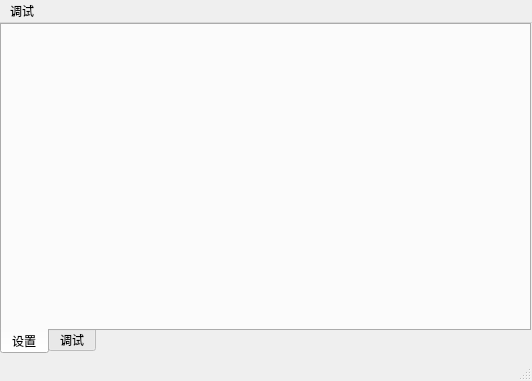
First picture: the form in ui/windows/settingwindow.ui, repository reitovo/vlink-client, before the edit.
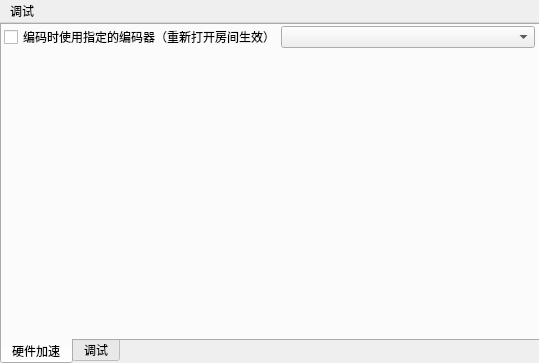
Second picture: the form after the edit. The open tabs and pages were chosen to show the change.

Diff of the .ui file:
```diff
--- a/ui/windows/settingwindow.ui
+++ b/ui/windows/settingwindow.ui
@@ -6,8 +6,8 @@
    <rect>
     <x>0</x>
     <y>0</y>
-    <width>532</width>
-    <height>381</height>
+    <width>539</width>
+    <height>363</height>
    </rect>
   </property>
   <property name="windowTitle">
@@ -19,8 +19,8 @@
      <rect>
       <x>0</x>
       <y>0</y>
-      <width>531</width>
-      <height>331</height>
+      <width>541</width>
+      <height>341</height>
      </rect>
     </property>
     <property name="tabPosition">
@@ -37,8 +37,50 @@
     </property>
     <widget class="QWidget" name="tab">
      <attribute name="title">
-      <string>设置</string>
+      <string>硬件加速</string>
      </attribute>
+     <widget class="QWidget" name="verticalLayoutWidget">
+      <property name="geometry">
+       <rect>
+        <x>2</x>
+        <y>0</y>
+        <width>531</width>
+        <height>311</height>
+       </rect>
+      </property>
+      <layout class="QVBoxLayout" name="verticalLayout">
+       <property name="spacing">
+        <number>0</number>
+       </property>
+       <item>
+        <layout class="QHBoxLayout" name="horizontalLayout">
+         <item>
+          <widget class="QCheckBox" name="shouldForceEncoder">
+           <property name="text">
+            <string>编码时使用指定的编码器（重新打开房间生效）</string>
+           </property>
+          </widget>
+         </item>
+         <item>
+          <widget class="QComboBox" name="encoders"/>
+         </item>
+        </layout>
+       </item>
+       <item>
+        <spacer name="verticalSpacer">
+         <property name="orientation">
+          <enum>Qt::Vertical</enum>
+         </property>
+         <property name="sizeHint" stdset="0">
+          <size>
+           <width>20</width>
+           <height>40</height>
+          </size>
+         </property>
+        </spacer>
+       </item>
+      </layout>
+     </widget>
     </widget>
     <widget class="QWidget" name="widget">
      <attribute name="title">
@@ -63,7 +105,6 @@
     </widget>
    </widget>
   </widget>
-  <widget class="QStatusBar" name="statusbar"/>
   <widget class="QMenuBar" name="menubar">
    <property name="enabled">
     <bool>true</bool>
@@ -72,7 +113,7 @@
     <rect>
      <x>0</x>
      <y>0</y>
-     <width>532</width>
+     <width>539</width>
      <height>22</height>
     </rect>
    </property>
```
Left out of the diff: 2 changed lines with no effect on the pictures.
